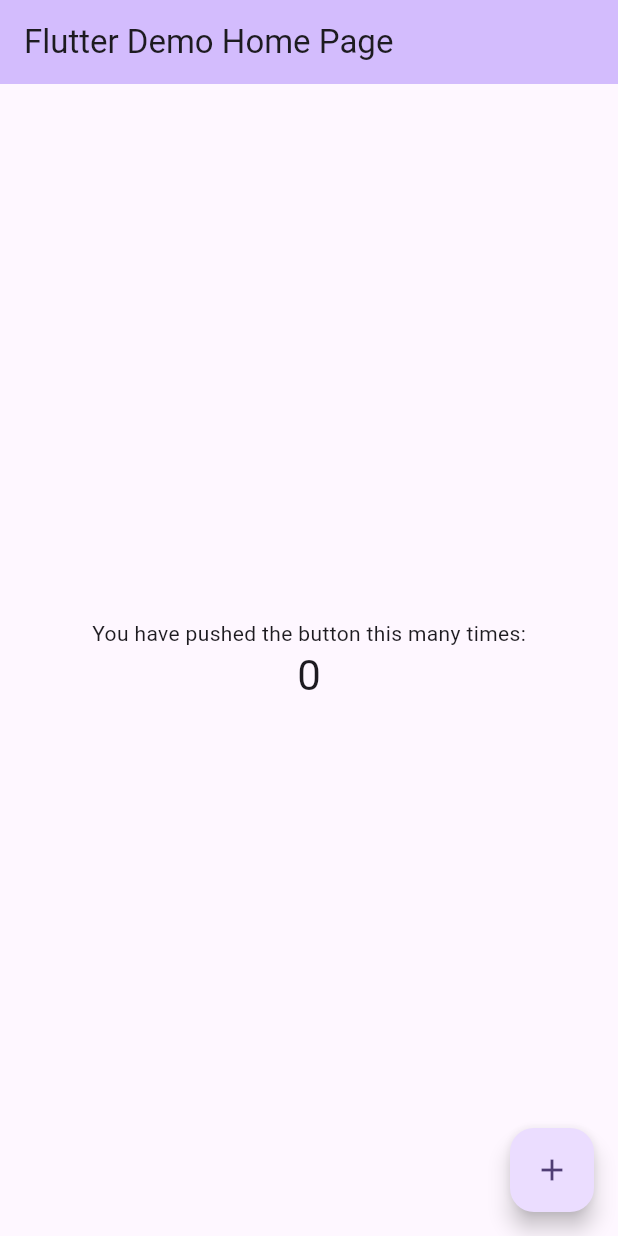
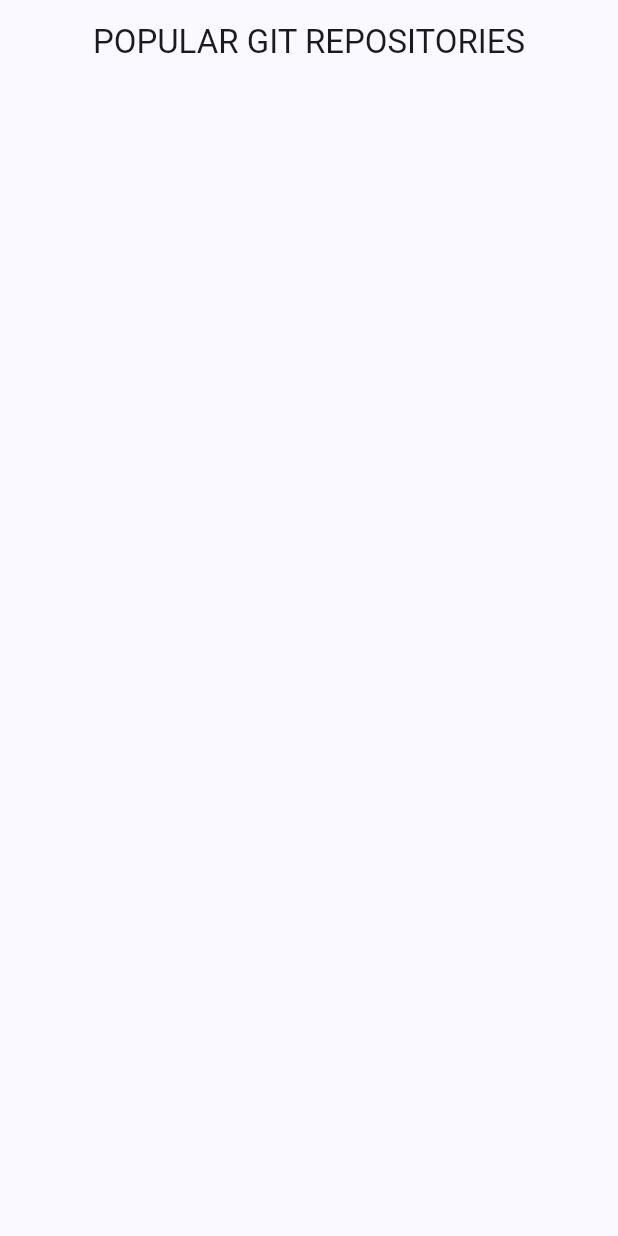
Before and after one commit to Nowshin17/Popular-git-repos-App, a Flutter app: the screen it shows after launch, on a phone screen of 412 x 824 dp. Run offline on Flutter 3.47's test engine with Material 2 defaults, Android fonts, the phone set to English and light mode, and no system bars.

Commit message:
Organized structure of the project

```diff
--- a/lib/main.dart
+++ b/lib/main.dart
@@ -1,4 +1,6 @@
 import 'package:flutter/material.dart';
+import 'package:popular/screens/Home_screen.dart';
+
 
 void main() {
   runApp(const MyApp());
@@ -6,29 +8,13 @@ void main() {
 
 class MyApp extends StatelessWidget {
   const MyApp({super.key});
-
-  // This widget is the root of your application.
   @override
   Widget build(BuildContext context) {
     return MaterialApp(
-      title: 'Flutter Demo',
+      title: '',
+      debugShowCheckedModeBanner: false,
       theme: ThemeData(
-        // This is the theme of your application.
-        //
-        // TRY THIS: Try running your application with "flutter run". You'll see
-        // the application has a blue toolbar. Then, without quitting the app,
-        // try changing the seedColor in the colorScheme below to Colors.green
-        // and then invoke "hot reload" (save your changes or press the "hot
-        // reload" button in a Flutter-supported IDE, or press "r" if you used
-        // the command line to start the app).
-        //
-        // Notice that the counter didn't reset back to zero; the application
-        // state is not lost during the reload. To reset the state, use hot
-        // restart instead.
-        //
-        // This works for code too, not just values: Most code changes can be
-        // tested with just a hot reload.
-        colorScheme: ColorScheme.fromSeed(seedColor: Colors.deepPurple),
+        colorScheme: ColorScheme.fromSeed(seedColor: Colors.blueAccent),
         useMaterial3: true,
       ),
       home: const MyHomePage(title: 'Flutter Demo Home Page'),
@@ -39,15 +25,6 @@ class MyApp extends StatelessWidget {
 class MyHomePage extends StatefulWidget {
   const MyHomePage({super.key, required this.title});
 
-  // This widget is the home page of your application. It is stateful, meaning
-  // that it has a State object (defined below) that contains fields that affect
-  // how it looks.
-
-  // This class is the configuration for the state. It holds the values (in this
-  // case the title) provided by the parent (in this case the App widget) and
-  // used by the build method of the State. Fields in a Widget subclass are
-  // always marked "final".
-
   final String title;
 
   @override
@@ -55,71 +32,8 @@ class MyHomePage extends StatefulWidget {
 }
 
 class _MyHomePageState extends State<MyHomePage> {
-  int _counter = 0;
-
-  void _incrementCounter() {
-    setState(() {
-      // This call to setState tells the Flutter framework that something has
-      // changed in this State, which causes it to rerun the build method below
-      // so that the display can reflect the updated values. If we changed
-      // _counter without calling setState(), then the build method would not be
-      // called again, and so nothing would appear to happen.
-      _counter++;
-    });
-  }
-
   @override
   Widget build(BuildContext context) {
-    // This method is rerun every time setState is called, for instance as done
-    // by the _incrementCounter method above.
-    //
-    // The Flutter framework has been optimized to make rerunning build methods
-    // fast, so that you can just rebuild anything that needs updating rather
-    // than having to individually change instances of widgets.
-    return Scaffold(
-      appBar: AppBar(
-        // TRY THIS: Try changing the color here to a specific color (to
-        // Colors.amber, perhaps?) and trigger a hot reload to see the AppBar
-        // change color while the other colors stay the same.
-        backgroundColor: Theme.of(context).colorScheme.inversePrimary,
-        // Here we take the value from the MyHomePage object that was created by
-        // the App.build method, and use it to set our appbar title.
-        title: Text(widget.title),
-      ),
-      body: Center(
-        // Center is a layout widget. It takes a single child and positions it
-        // in the middle of the parent.
-        child: Column(
-          // Column is also a layout widget. It takes a list of children and
-          // arranges them vertically. By default, it sizes itself to fit its
-          // children horizontally, and tries to be as tall as its parent.
-          //
-          // Column has various properties to control how it sizes itself and
-          // how it positions its children. Here we use mainAxisAlignment to
-          // center the children vertically; the main axis here is the vertical
-          // axis because Columns are vertical (the cross axis would be
-          // horizontal).
-          //
-          // TRY THIS: Invoke "debug painting" (choose the "Toggle Debug Paint"
-          // action in the IDE, or press "p" in the console), to see the
-          // wireframe for each widget.
-          mainAxisAlignment: MainAxisAlignment.center,
-          children: <Widget>[
-            const Text(
-              'You have pushed the button this many times:',
-            ),
-            Text(
-              '$_counter',
-              style: Theme.of(context).textTheme.headlineMedium,
-            ),
-          ],
-        ),
-      ),
-      floatingActionButton: FloatingActionButton(
-        onPressed: _incrementCounter,
-        tooltip: 'Increment',
-        child: const Icon(Icons.add),
-      ), // This trailing comma makes auto-formatting nicer for build methods.
-    );
+    return const HomeScreen();
   }
 }
--- /dev/null
+++ b/lib/screens/Home_screen.dart
@@ -0,0 +1,21 @@
+import 'package:flutter/material.dart';
+class HomeScreen extends StatefulWidget {
+  const HomeScreen({super.key});
+
+  @override
+  State<HomeScreen> createState() => _HomeScreenState();
+}
+
+class _HomeScreenState extends State<HomeScreen> {
+  @override
+  Widget build(BuildContext context) {
+    return Scaffold(
+        appBar: AppBar(
+        title: const Text("POPULAR GIT REPOSITORIES"),
+          centerTitle: true,
+         // backgroundColor:Colors.grey,
+    ),
+    body: SingleChildScrollView()
+    );
+  }
+}
```
